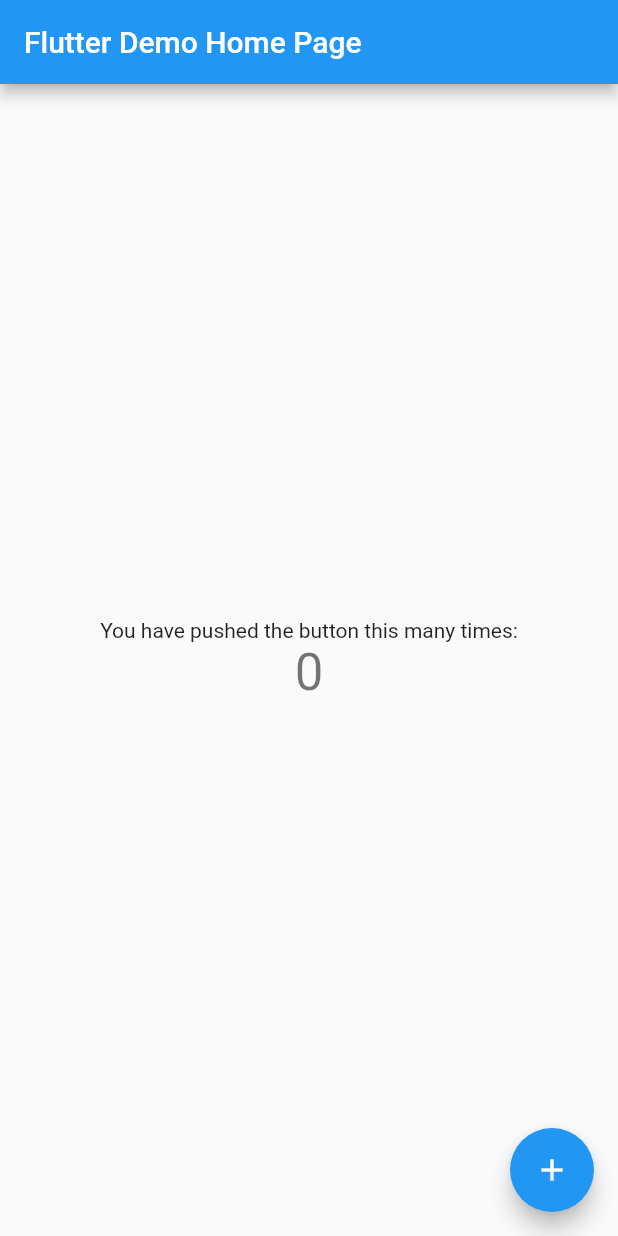
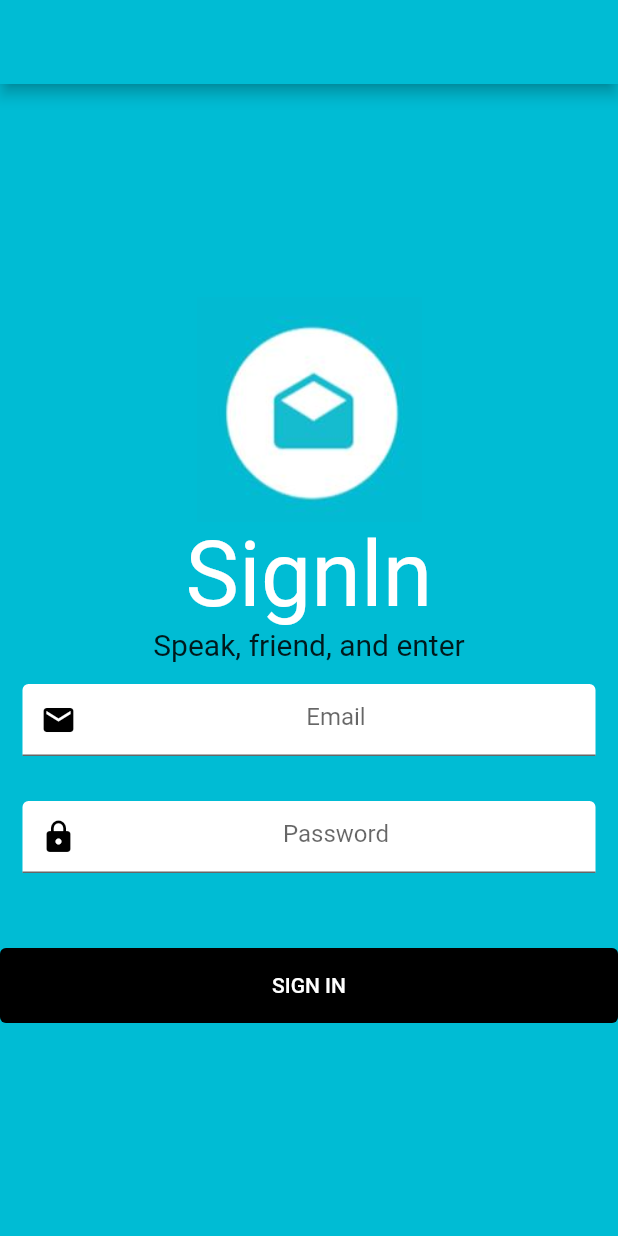
Before and after one commit to HieuNM47/TH_LapTrinhDiDong_LamNhom_TH2, a Flutter app: the screen it shows after launch, on a phone screen of 412 x 824 dp. Run offline on Flutter 3.47's test engine with Material 2 defaults, Android fonts, the phone set to English and light mode, and no system bars.

Commit message:
giao diện và xử lý trang đăng nhập

```diff
--- a/th2_chuyenform/lib/main.dart
+++ b/th2_chuyenform/lib/main.dart
@@ -12,104 +12,164 @@
   Widget build(BuildContext context) {
     return MaterialApp(
       title: 'Flutter Demo',
-      theme: ThemeData(
-        // This is the theme of your application.
-        //
-        // Try running your application with "flutter run". You'll see the
-        // application has a blue toolbar. Then, without quitting the app, try
-        // changing the primarySwatch below to Colors.green and then invoke
-        // "hot reload" (press "r" in the console where you ran "flutter run",
-        // or simply save your changes to "hot reload" in a Flutter IDE).
-        // Notice that the counter didn't reset back to zero; the application
-        // is not restarted.
-        primarySwatch: Colors.blue,
-      ),
-      home: const MyHomePage(title: 'Flutter Demo Home Page'),
+      debugShowCheckedModeBanner: false,
+      home: LoginPage(),
     );
   }
 }
 
-class MyHomePage extends StatefulWidget {
-  const MyHomePage({Key? key, required this.title}) : super(key: key);
-
-  // This widget is the home page of your application. It is stateful, meaning
-  // that it has a State object (defined below) that contains fields that affect
-  // how it looks.
-
-  // This class is the configuration for the state. It holds the values (in this
-  // case the title) provided by the parent (in this case the App widget) and
-  // used by the build method of the State. Fields in a Widget subclass are
-  // always marked "final".
-
-  final String title;
-
-  @override
-  State<MyHomePage> createState() => _MyHomePageState();
-}
-
-class _MyHomePageState extends State<MyHomePage> {
-  int _counter = 0;
-
-  void _incrementCounter() {
-    setState(() {
-      // This call to setState tells the Flutter framework that something has
-      // changed in this State, which causes it to rerun the build method below
-      // so that the display can reflect the updated values. If we changed
-      // _counter without calling setState(), then the build method would not be
-      // called again, and so nothing would appear to happen.
-      _counter++;
-    });
-  }
+class LoginPage extends StatelessWidget {
+  LoginPage({Key? key}) : super(key: key);
+  final _IDControlUse = TextEditingController();
+  final _IDControlPass = TextEditingController();
+  String Us = 'TOB123';
+  String Pass = '123456';
 
   @override
   Widget build(BuildContext context) {
-    // This method is rerun every time setState is called, for instance as done
-    // by the _incrementCounter method above.
-    //
-    // The Flutter framework has been optimized to make rerunning build methods
-    // fast, so that you can just rebuild anything that needs updating rather
-    // than having to individually change instances of widgets.
+    void Login() {
+      if (_IDControlUse.text == '' && _IDControlPass.text == '') {
+        showDialog(
+            context: context,
+            builder: (BuildContext context) {
+              return AlertDialog(
+                title: const Text('Thông báo'),
+                content: Text('Yêu cầu nhập đầy đủ thông tin'),
+                actions: [
+                  TextButton(
+                    onPressed: () {
+                      Navigator.pop(context);
+                    },
+                    child: Text('Tắt'),
+                  )
+                ],
+              );
+            });
+      } else if (_IDControlUse.text == Us && _IDControlPass.text == Pass) {
+        //Navigator chuyển tới trang Load + mailBox, Showdialog chỉ mang tính chất test xử lý đăng nhập
+        showDialog(
+            context: context,
+            builder: (BuildContext context) {
+              return AlertDialog(
+                title: const Text('Thông báo'),
+                content: Text('Đăng nhập thành công'),
+                actions: [
+                  TextButton(
+                    onPressed: () {
+                      Navigator.pop(context);
+                    },
+                    child: Text('Tắt'),
+                  )
+                ],
+              );
+            });
+      } else {
+        //Navigator chuyển tới trang lỗi đăng nhập, Showdialog chỉ mang tính chất test xử lý đăng nhập
+        showDialog(
+            context: context,
+            builder: (BuildContext context) {
+              return AlertDialog(
+                title: const Text('Thông báo'),
+                content: Text('Đăng nhập không thành công'),
+                actions: [
+                  TextButton(
+                    onPressed: () {
+                      Navigator.pop(context);
+                    },
+                    child: Text('Tắt'),
+                  )
+                ],
+              );
+            });
+      }
+    }
+
+    ;
+
+    Widget Imagesection = Image.asset(
+      'images/Email.JPG',
+      width: 150,
+      height: 150,
+      fit: BoxFit.cover,
+    );
+    Widget TextSignln = Container(
+      alignment: Alignment.center,
+      child: Text(
+        'Signln',
+        style: TextStyle(fontSize: 60, color: Colors.white),
+      ),
+    );
+    Widget Textabc = Container(
+      alignment: Alignment.center,
+      child: Text(
+        'Speak, friend, and enter',
+        style: TextStyle(fontSize: 20),
+      ),
+    );
+    Widget TextBoxEmail = Container(
+      padding: EdgeInsets.all(15),
+      child: TextField(
+        controller: _IDControlUse,
+        textAlign: TextAlign.center,
+        decoration: InputDecoration(
+          fillColor: Colors.white,
+          filled: true,
+          hintText: 'Email',
+          prefixIcon: Icon(Icons.email, color: Colors.black),
+        ),
+      ),
+    );
+    Widget TextBoxPassword = Container(
+      padding: EdgeInsets.only(top: 15, right: 15, left: 15, bottom: 50),
+      child: TextField(
+        controller: _IDControlPass,
+        textAlign: TextAlign.center,
+        decoration: InputDecoration(
+          fillColor: Colors.white,
+          filled: true,
+          hintText: 'Password',
+          prefixIcon: Icon(Icons.lock, color: Colors.black),
+        ),
+        obscureText: true,
+      ),
+    );
+    Widget ButtonSignin = Container(
+      width: 480,
+      height: 50,
+      // padding: EdgeInsets.all(25),
+      child: OutlinedButton(
+        onPressed: () {
+          Login();
+        },
+        style: ButtonStyle(
+          backgroundColor: MaterialStateProperty.all(Colors.black),
+        ),
+        child: Text('SIGN IN', style: TextStyle(color: Colors.white)),
+      ),
+    );
+
     return Scaffold(
       appBar: AppBar(
-        // Here we take the value from the MyHomePage object that was created by
-        // the App.build method, and use it to set our appbar title.
-        title: Text(widget.title),
+        backgroundColor: Colors.cyan,
+        //title: Text('Đăng nhập'),
       ),
+      backgroundColor: Colors.cyan,
       body: Center(
-        // Center is a layout widget. It takes a single child and positions it
-        // in the middle of the parent.
-        child: Column(
-          // Column is also a layout widget. It takes a list of children and
-          // arranges them vertically. By default, it sizes itself to fit its
-          // children horizontally, and tries to be as tall as its parent.
-          //
-          // Invoke "debug painting" (press "p" in the console, choose the
-          // "Toggle Debug Paint" action from the Flutter Inspector in Android
-          // Studio, or the "Toggle Debug Paint" command in Visual Studio Code)
-          // to see the wireframe for each widget.
-          //
-          // Column has various properties to control how it sizes itself and
-          // how it positions its children. Here we use mainAxisAlignment to
-          // center the children vertically; the main axis here is the vertical
-          // axis because Columns are vertical (the cross axis would be
-          // horizontal).
-          mainAxisAlignment: MainAxisAlignment.center,
-          children: <Widget>[
-            const Text(
-              'You have pushed the button this many times:',
-            ),
-            Text(
-              '$_counter',
-              style: Theme.of(context).textTheme.headline4,
-            ),
-          ],
-        ),
-      ),
-      floatingActionButton: FloatingActionButton(
-        onPressed: _incrementCounter,
-        tooltip: 'Increment',
-        child: const Icon(Icons.add),
-      ), // This trailing comma makes auto-formatting nicer for build methods.
+          child: Column(
+        mainAxisAlignment: MainAxisAlignment.center,
+        children: <Widget>[
+          Imagesection,
+          TextSignln,
+          Textabc,
+          TextBoxEmail,
+          TextBoxPassword,
+          // SizedBox(
+          //   width: 30,
+          //   height: 30,
+          // ),
+          ButtonSignin,
+        ],
+      )),
     );
   }
 }
--- a/th2_chuyenform/pubspec.yaml
+++ b/th2_chuyenform/pubspec.yaml
@@ -59,6 +59,8 @@
 
   # To add assets to your application, add an assets section, like this:
   # assets:
+  assets:
+  - images/Email.JPG
   #   - images/a_dot_burr.jpeg
   #   - images/a_dot_ham.jpeg
 
```
Also changed, not shown: th2_chuyenform/images/Email.JPG (added).
